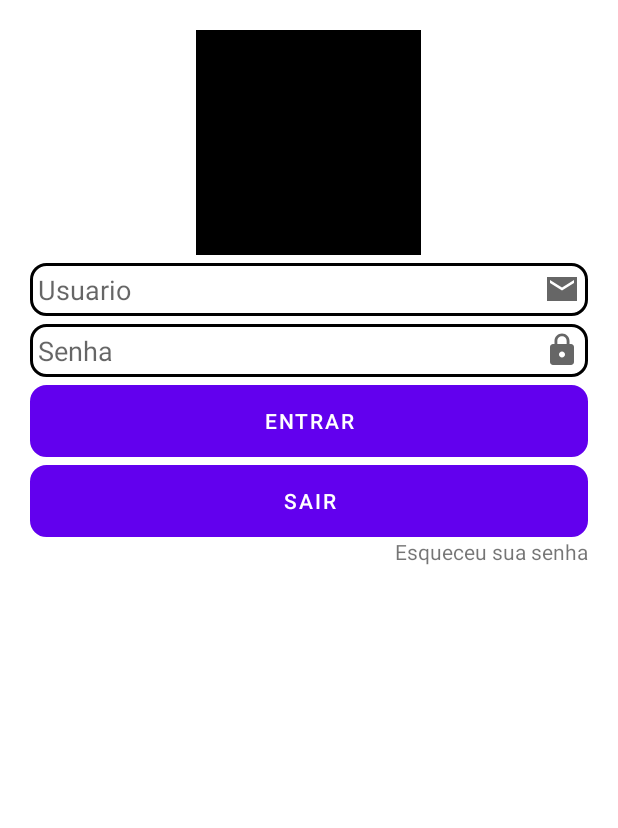
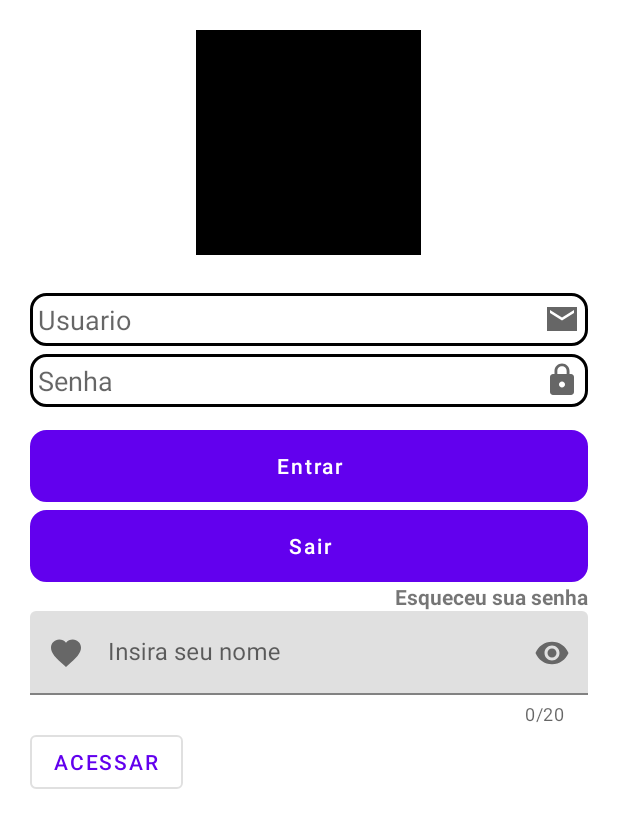
Before and after one commit to acmdp/LicaoAndroid1, an Android app: the screen it shows after launch (LoginActivity), on a phone screen of 412 x 824 dp. Shown: the top 828 px of the screen. Run offline under Robolectric (Android 15) with nearby library versions, the phone set to English and light mode, and no system bars.

Commit message:
adicionando text fields e botão

```diff
--- a/app/src/main/java/br/com/etecia/aulaandroid/LoginActivity.java
+++ b/app/src/main/java/br/com/etecia/aulaandroid/LoginActivity.java
@@ -3,6 +3,7 @@ package br.com.etecia.aulaandroid;
 import androidx.appcompat.app.AppCompatActivity;
 
 import android.os.Bundle;
+import android.view.View;
 
 public class LoginActivity extends AppCompatActivity {
 
@@ -11,4 +12,8 @@ public class LoginActivity extends AppCompatActivity {
         super.onCreate(savedInstanceState);
         setContentView(R.layout.login_layout);
     }
+
+    public void acessarSistema(View view) {
+
+    }
 }
--- /dev/null
+++ b/app/src/main/res/drawable/ic_baseline_favorite.xml
@@ -0,0 +1,10 @@
+<vector xmlns:android="http://schemas.android.com/apk/res/android"
+    android:width="24dp"
+    android:height="24dp"
+    android:viewportWidth="24"
+    android:viewportHeight="24"
+    android:tint="?attr/colorControlNormal">
+  <path
+      android:fillColor="@android:color/white"
+      android:pathData="M12,21.35l-1.45,-1.32C5.4,15.36 2,12.28 2,8.5 2,5.42 4.42,3 7.5,3c1.74,0 3.41,0.81 4.5,2.09C13.09,3.81 14.76,3 16.5,3 19.58,3 22,5.42 22,8.5c0,3.78 -3.4,6.86 -8.55,11.54L12,21.35z"/>
+</vector>
--- a/app/src/main/res/layout/activity_main.xml
+++ b/app/src/main/res/layout/activity_main.xml
@@ -17,12 +17,11 @@
     <TextView
         android:layout_width="match_parent"
         android:layout_height="wrap_content"
+        android:layout_margin="20dp"
         android:text="BEM VINDO AO SITE"
         android:textAlignment="center"
-        android:layout_margin="20dp"
-        android:textSize="20dp"
         android:textColor="@color/teal_200"
-        />
+        android:textSize="20dp" />
 
     <ProgressBar
         android:layout_width="wrap_content"
--- a/app/src/main/res/layout/login_layout.xml
+++ b/app/src/main/res/layout/login_layout.xml
@@ -12,52 +12,83 @@
         android:layout_width="150dp"
         android:layout_height="150dp"
         android:layout_gravity="center"
+        android:layout_marginBottom="20dp"
         android:src="#000000" />
 
     <EditText
-        android:layout_marginTop="5dp"
-        android:background="@drawable/borda"
-        android:padding="5dp"
-        android:drawableRight="@drawable/ic_sharp_email"
         android:id="@+id/usr_entrar"
         android:layout_width="match_parent"
         android:layout_height="wrap_content"
+        android:layout_marginTop="5dp"
+        android:layout_marginBottom="5dp"
+        android:background="@drawable/borda"
+        android:drawableRight="@drawable/ic_sharp_email"
         android:hint="Usuario"
         android:inputType="textPersonName"
         android:maxLength="100"
-        android:layout_marginBottom="5dp"
+        android:padding="5dp"
 
         />
 
     <EditText
-        android:background="@drawable/borda"
-        android:padding="5dp"
         android:id="@+id/senha_usr"
-        android:drawableRight="@drawable/ic_baseline_lock"
         android:layout_width="match_parent"
         android:layout_height="wrap_content"
+        android:layout_marginBottom="5dp"
+        android:background="@drawable/borda"
+        android:drawableRight="@drawable/ic_baseline_lock"
         android:hint="Senha"
-        android:layout_marginBottom="5dp"
-        />
+        android:padding="5dp" />
 
     <Button
-
-        android:background="@drawable/borda"
+        android:textAllCaps="false"
         android:layout_width="match_parent"
         android:layout_height="wrap_content"
-        android:text="ENTRAR" />
+        android:layout_marginTop="10dp"
+        android:background="@drawable/borda"
+        android:text="Entrar" />
 
     <Button
+        android:textAllCaps="false"
+        android:layout_width="match_parent"
+        android:layout_height="wrap_content"
         android:layout_marginTop="5dp"
         android:background="@drawable/borda"
-        android:layout_width="match_parent"
-        android:layout_height="wrap_content"
-        android:text="SAIR" />
+        android:text="Sair"
+
+        />
 
     <TextView
         android:layout_width="wrap_content"
         android:layout_height="wrap_content"
         android:layout_gravity="right"
-        android:text="Esqueceu sua senha" />
+        android:text="Esqueceu sua senha"
+        android:textStyle="bold" />
 
+    <com.google.android.material.textfield.TextInputLayout
+        android:layout_width="match_parent"
+        android:layout_height="wrap_content"
+        android:hint="Insira seu nome"
+        app:counterEnabled="true"
+        app:counterMaxLength="20"
+        app:endIconMode="password_toggle"
+        app:startIconDrawable="@drawable/ic_baseline_favorite"
+        app:errorEnabled="true"
+        >
+
+        <com.google.android.material.textfield.TextInputEditText
+            android:layout_width="match_parent"
+            android:layout_height="wrap_content"
+            android:inputType="textPassword"
+            android:maxLength="20"
+            />
+
+    </com.google.android.material.textfield.TextInputLayout>
+
+    <Button
+        style="@style/Widget.MaterialComponents.Button.OutlinedButton"
+        android:layout_width="wrap_content"
+        android:layout_height="wrap_content"
+        android:onClick="acessarSistema"
+        android:text="Acessar" />
 </LinearLayout>
```
